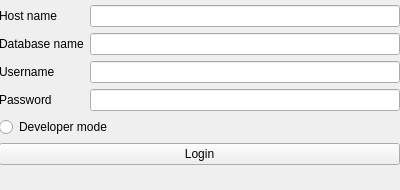
Old version of the form FInalWeatherStationQT/Login.ui in the repository AngelVillanueva5/WeatherQT.
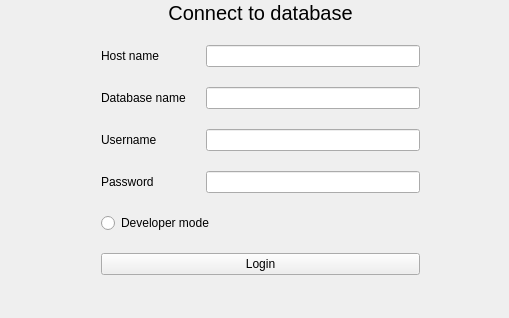
New version of the form.

Commit message: general design improvements and tweaks

The edit to the form file:
```diff
--- a/FInalWeatherStationQT/Login.ui
+++ b/FInalWeatherStationQT/Login.ui
@@ -6,79 +6,137 @@
    <rect>
     <x>0</x>
     <y>0</y>
-    <width>400</width>
-    <height>190</height>
+    <width>509</width>
+    <height>318</height>
    </rect>
   </property>
+  <property name="font">
+   <font>
+    <family>Arial</family>
+   </font>
+  </property>
   <property name="windowTitle">
    <string>Form</string>
   </property>
   <widget class="QWidget" name="gridLayoutWidget">
    <property name="geometry">
     <rect>
-     <x>-1</x>
-     <y>5</y>
-     <width>401</width>
-     <height>181</height>
+     <x>100</x>
+     <y>0</y>
+     <width>321</width>
+     <height>311</height>
     </rect>
    </property>
    <layout class="QGridLayout" name="gridLayout_3">
-    <item row="0" column="0">
+    <property name="leftMargin">
+     <number>1</number>
+    </property>
+    <property name="topMargin">
+     <number>1</number>
+    </property>
+    <property name="rightMargin">
+     <number>1</number>
+    </property>
+    <property name="bottomMargin">
+     <number>1</number>
+    </property>
+    <property name="spacing">
+     <number>1</number>
+    </property>
+    <item row="1" column="0">
      <layout class="QFormLayout" name="formLayout">
-      <item row="0" column="1">
-       <widget class="QLineEdit" name="lineHostName"/>
-      </item>
-      <item row="1" column="1">
-       <widget class="QLineEdit" name="lineDatabaseName"/>
-      </item>
-      <item row="2" column="1">
-       <widget class="QLineEdit" name="lineUsername"/>
-      </item>
-      <item row="3" column="1">
-       <widget class="QLineEdit" name="linePassword"/>
-      </item>
-      <item row="0" column="0">
+      <property name="horizontalSpacing">
+       <number>20</number>
+      </property>
+      <property name="verticalSpacing">
+       <number>20</number>
+      </property>
+      <item row="1" column="0">
        <widget class="QLabel" name="label">
         <property name="text">
          <string>Host name</string>
         </property>
        </widget>
       </item>
-      <item row="1" column="0">
+      <item row="1" column="1">
+       <widget class="QLineEdit" name="lineHostName"/>
+      </item>
+      <item row="2" column="0">
        <widget class="QLabel" name="label_2">
         <property name="text">
          <string>Database name</string>
         </property>
        </widget>
       </item>
-      <item row="2" column="0">
+      <item row="2" column="1">
+       <widget class="QLineEdit" name="lineDatabaseName"/>
+      </item>
+      <item row="3" column="0">
        <widget class="QLabel" name="label_3">
         <property name="text">
          <string>Username</string>
         </property>
        </widget>
       </item>
-      <item row="3" column="0">
+      <item row="3" column="1">
+       <widget class="QLineEdit" name="lineUsername"/>
+      </item>
+      <item row="4" column="0">
        <widget class="QLabel" name="label_4">
         <property name="text">
          <string>Password</string>
         </property>
        </widget>
       </item>
-      <item row="4" column="0" colspan="2">
+      <item row="4" column="1">
+       <widget class="QLineEdit" name="linePassword"/>
+      </item>
+      <item row="5" column="0" colspan="2">
        <widget class="QRadioButton" name="radiobtnDev">
         <property name="text">
          <string>Developer mode</string>
         </property>
        </widget>
       </item>
-      <item row="5" column="0" colspan="2">
+      <item row="6" column="0" colspan="2">
        <widget class="QPushButton" name="pushButton">
         <property name="text">
          <string>Login</string>
         </property>
        </widget>
       </item>
+      <item row="7" column="0">
+       <widget class="QLabel" name="lblError">
+        <property name="enabled">
+         <bool>true</bool>
+        </property>
+        <property name="autoFillBackground">
+         <bool>false</bool>
+        </property>
+        <property name="text">
+         <string/>
+        </property>
+        <property name="alignment">
+         <set>Qt::AlignCenter</set>
+        </property>
+       </widget>
+      </item>
+      <item row="0" column="0" colspan="2">
+       <widget class="QLabel" name="label_5">
+        <property name="font">
+         <font>
+          <family>Arial</family>
+          <pointsize>15</pointsize>
+         </font>
+        </property>
+        <property name="text">
+         <string>Connect to database</string>
+        </property>
+        <property name="alignment">
+         <set>Qt::AlignCenter</set>
+        </property>
+       </widget>
+      </item>
      </layout>
     </item>
    </layout>
```
The commit also changes 6 other files.
